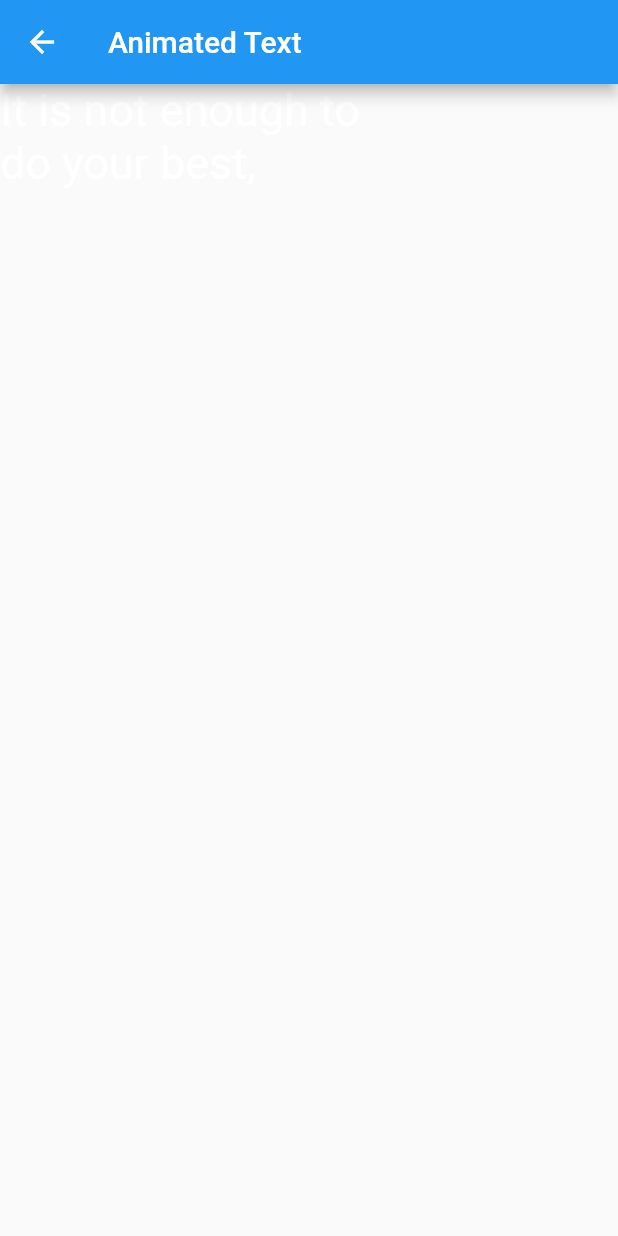
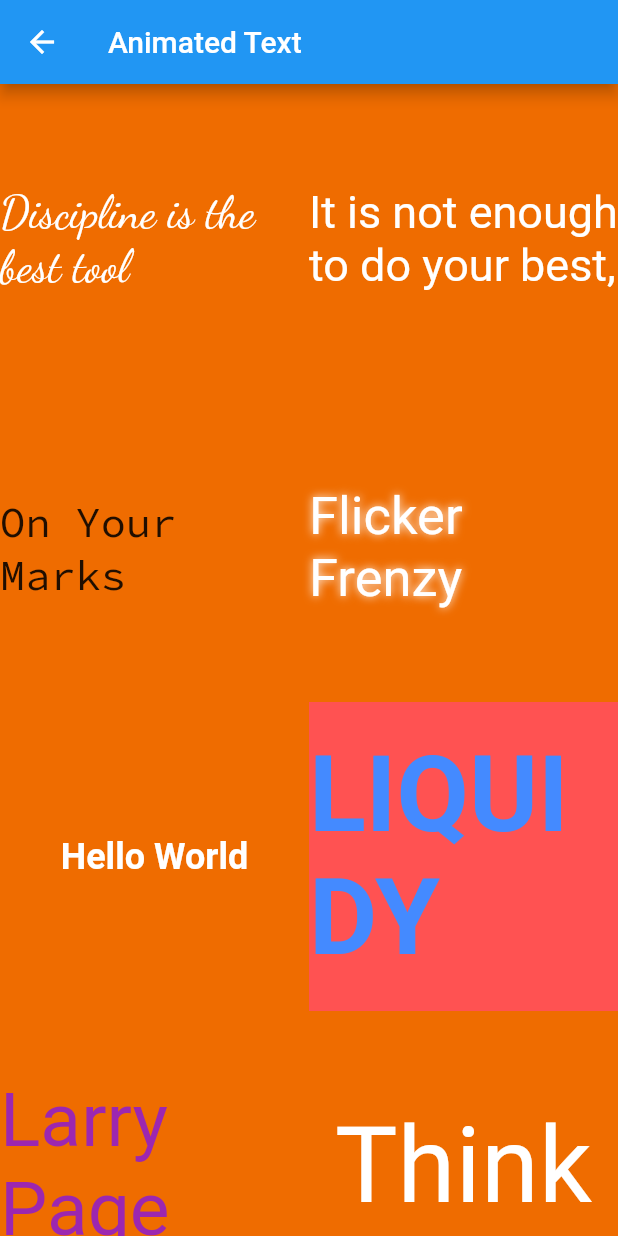
Before and after one commit to anywars/flutter_example, a Flutter app: the AnimatedTextPage screen opened directly, on a phone screen of 412 x 824 dp. Run offline on Flutter 3.47's test engine with Material 2 defaults, Android fonts, the phone set to English and light mode, and no system bars; drawn by our look-alikes of animated_text_kit; our stand-ins replace cached_network_image, firebase_analytics, firebase_core, firebase_crashlytics, firebase_messaging, firebase_remote_config and 7 more; accounts and stored records are empty; Roboto replaces fonts that are missing (Bobbers, Canterbury, Horizon); statements that could not run were skipped.

Commit message:
google fonts & animated text

```diff
--- a/lib/ui/animated_text/animated_text.dart
+++ b/lib/ui/animated_text/animated_text.dart
@@ -1,5 +1,6 @@
 import 'package:animated_text_kit/animated_text_kit.dart';
 import 'package:flutter/material.dart';
+import 'package:google_fonts/google_fonts.dart';
 
 class AnimatedTextPage extends StatefulWidget {
   static final routeName = "/animated_text";
@@ -9,24 +10,97 @@ class AnimatedTextPage extends StatefulWidget {
 }
 
 class _AnimatedTextState extends State<AnimatedTextPage> {
+
+  final widgets = List<Widget>.of([]);
+
+  @override
+  void initState() {
+    super.initState();
+    widgets.add(_typewriter());
+    widgets.add(_typer());
+    widgets.add(_combination());
+    widgets.add(_flicker());
+    widgets.add(_wavyText());
+    widgets.add(_textLiquidFill());
+    widgets.add(_colorize());
+    widgets.add(_scale());
+    widgets.add(_fade());
+    widgets.add(_rotate());
+  }
+
   @override
   Widget build(BuildContext context) {
     return Scaffold(
       appBar: AppBar(title: Text("Animated Text"),),
-      body: SingleChildScrollView(
-        child: Column(
+      body: GridView.count(
+        crossAxisCount: 2,
+        // scrollDirection: Axis.horizontal,
         children: [
 
-            _rotate(),
+          for (var i=0; i<widgets.length; i++) ...{
+            Container(
+              decoration: BoxDecoration(color: Colors.orange[800],),
+              height: 300.0,
+              width: 300.0,
+              child: Center(
+                key: ValueKey("rotate"),
+                child: widgets[i],
+              ),
+            ),
+          }
 
         ],
-        ),
       ),
     );
   }
 
+  Widget _rotate() {
+    return Row(
+      mainAxisSize: MainAxisSize.min,
+      children: <Widget>[
+        const SizedBox(width: 20.0, height: 100.0, ),
+        const Text('Be', style: TextStyle(fontSize: 43.0),),
+        const SizedBox(width: 20.0, height: 100.0, ),
+        DefaultTextStyle(
+          style: TextStyle(fontSize: 40.0, fontFamily: 'Horizon', ),
+          child: AnimatedTextKit(
+            animatedTexts: [
+              RotateAnimatedText('AWESOME'),
+              RotateAnimatedText('OPTIMISTIC'),
+              RotateAnimatedText(
+                'DIFFERENT',
+                textStyle: const TextStyle(
+                  decoration: TextDecoration.underline,
+                ),
+              ),
+            ],
+            // onTap: onTap,
+            isRepeatingAnimation: true,
+            totalRepeatCount: 10,
+          ),
+        ),
+      ],
+    );
+  }
 
-  Widget _rotate() {
+  Widget _fade() {
+    return DefaultTextStyle(
+      style: const TextStyle(
+        fontSize: 32.0,
+        fontWeight: FontWeight.bold,
+      ),
+      child: AnimatedTextKit(
+        animatedTexts: [
+          FadeAnimatedText('do IT!'),
+          FadeAnimatedText('do it RIGHT!!'),
+          FadeAnimatedText('do it RIGHT NOW!!!'),
+        ],
+        // onTap: onTap,
+      ),
+    );
+  }
+
+  Widget _typer() {
     return SizedBox(
         width: 250.0,
         child: DefaultTextStyle(
@@ -41,8 +115,169 @@ class _AnimatedTextState extends State<AnimatedTextPage> {
       TyperAnimatedText('and then do your best'),
       TyperAnimatedText('- W.Edwards Deming'),
     ],
+    // onTap: onTap,
     ),
     ),
     );
   }
+
+  Widget _typewriter() {
+    return SizedBox(
+      width: 250.0,
+      child: DefaultTextStyle(
+        style: GoogleFonts.dancingScript(fontSize: 30),
+        child: AnimatedTextKit(
+          animatedTexts: [
+            TypewriterAnimatedText('Discipline is the best tool'),
+            TypewriterAnimatedText('Design first, then code', cursor: '|'),
+            TypewriterAnimatedText('Do not patch bugs out, rewrite them',
+                cursor: '<|>'),
+            TypewriterAnimatedText('Do not test bugs out, design them out',
+                cursor: '💡'),
+          ],
+          // onTap: onTap,
+        ),
+      ),
+    );
   }
+
+  Widget _scale() {
+    return DefaultTextStyle(
+      style: const TextStyle(
+        fontSize: 70.0,
+        fontFamily: 'Canterbury',
+      ),
+      child: AnimatedTextKit(
+        animatedTexts: [
+          ScaleAnimatedText('Think'),
+          ScaleAnimatedText('Build'),
+          ScaleAnimatedText('Ship'),
+        ],
+        // onTap: onTap,
+      ),
+    );
+  }
+
+  final _colorizeTextStyle = TextStyle(
+    fontSize: 50.0,
+    fontFamily: 'Horizon',
+  );
+  final _colorizeColors = [
+    Colors.purple,
+    Colors.blue,
+    Colors.yellow,
+    Colors.red,
+  ];
+  Widget _colorize() {
+    return AnimatedTextKit(
+      animatedTexts: [
+        ColorizeAnimatedText(
+          'Larry Page',
+          textStyle: _colorizeTextStyle,
+          colors: _colorizeColors,
+        ),
+        ColorizeAnimatedText(
+          'Bill Gates',
+          textStyle: _colorizeTextStyle,
+          colors: _colorizeColors,
+        ),
+        ColorizeAnimatedText(
+          'Steve Jobs',
+          textStyle: _colorizeTextStyle,
+          colors: _colorizeColors,
+        ),
+      ],
+      // onTap: onTap,
+    );
+  }
+
+  Widget _textLiquidFill() {
+    return TextLiquidFill(
+      text: 'LIQUIDY',
+      loadDuration: Duration(seconds: 3),
+      waveColor: Colors.blueAccent,
+      boxBackgroundColor: Colors.redAccent,
+      textStyle: const TextStyle(
+        fontSize: 70,
+        fontWeight: FontWeight.bold,
+      ),
+      boxHeight: 300,
+    );
+  }
+
+  Widget _wavyText() {
+    return DefaultTextStyle(
+        style: const TextStyle(
+        fontSize: 20.0,
+      ),
+      child: AnimatedTextKit(
+        animatedTexts: [
+          WavyAnimatedText(
+            'Hello World',
+            textStyle: const TextStyle(
+              fontSize: 24.0,
+              fontWeight: FontWeight.bold,
+            ),
+          ),
+          WavyAnimatedText('Look at the waves'),
+          WavyAnimatedText('They look so Amazing'),
+        ],
+      )
+    );
+  }
+
+  Widget _flicker() {
+    return DefaultTextStyle(
+      style: const TextStyle(
+        fontSize: 35,
+        color: Colors.white,
+        shadows: [
+          Shadow(
+            blurRadius: 7.0,
+            color: Colors.white,
+            offset: Offset(0, 0),
+          ),
+        ],
+      ),
+      child: AnimatedTextKit(
+        repeatForever: true,
+        animatedTexts: [
+          FlickerAnimatedText('Flicker Frenzy'),
+          FlickerAnimatedText('Night Vibes On'),
+          FlickerAnimatedText("C'est La Vie !"),
+        ],
+        // onTap: onTap,
+      ),
+    );
+  }
+
+  Widget _combination() {
+    return AnimatedTextKit(
+      // onTap: onTap,
+      animatedTexts: [
+        WavyAnimatedText(
+          'On Your Marks',
+          textStyle: GoogleFonts.sourceCodePro(fontSize: 28, ),
+        ),
+        FadeAnimatedText(
+          'Get Set',
+          textStyle: GoogleFonts.staatliches(fontSize: 32, fontWeight: FontWeight.bold)
+        ),
+        ScaleAnimatedText(
+          'Ready',
+          textStyle: GoogleFonts.dancingScript(fontSize: 48, fontWeight: FontWeight.bold)
+        ),
+        RotateAnimatedText(
+          'Go!',
+          textStyle: const TextStyle(
+            fontSize: 64.0,
+          ),
+          rotateOut: false,
+          duration: const Duration(milliseconds: 400),
+        )
+      ],
+    );
+  }
+
+
+}
--- a/pubspec.yaml
+++ b/pubspec.yaml
@@ -45,6 +45,7 @@ dependencies:
   geolocator: ^7.4.0
   cached_network_image: ^3.1.0
   animated_text_kit: ^4.2.1
+  google_fonts: ^2.1.0
 
 
 dev_dependencies:
```
Also changed, not shown: pubspec.lock, 1 other file. Lines whose indentation alone changed are shown as unchanged.
